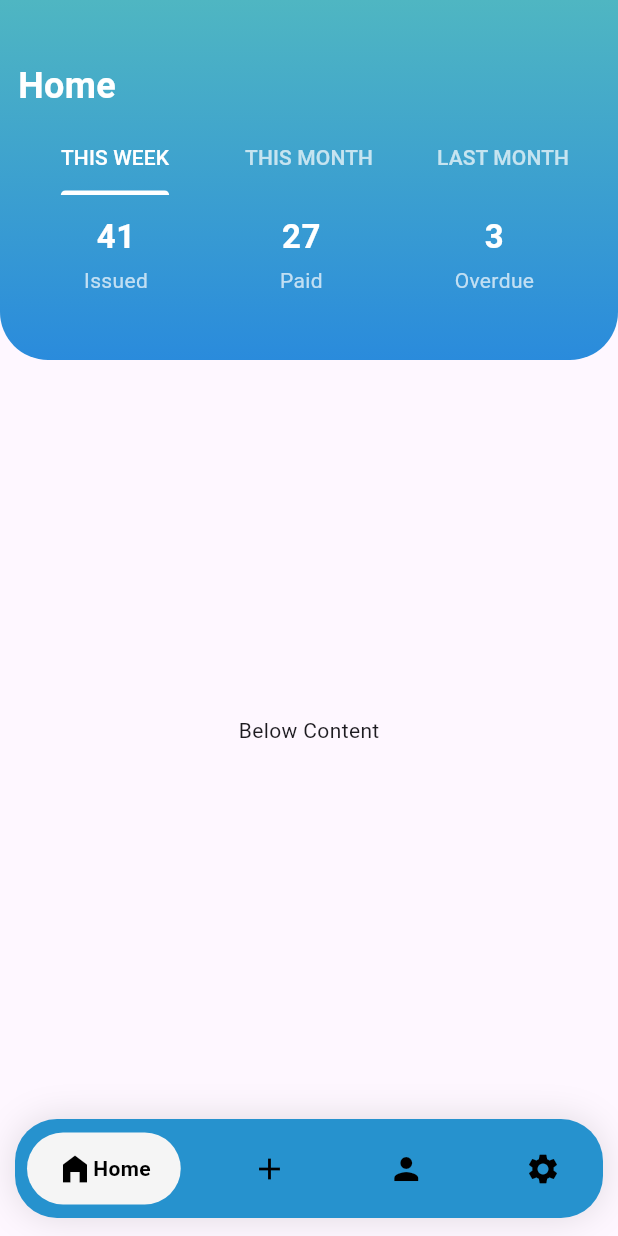
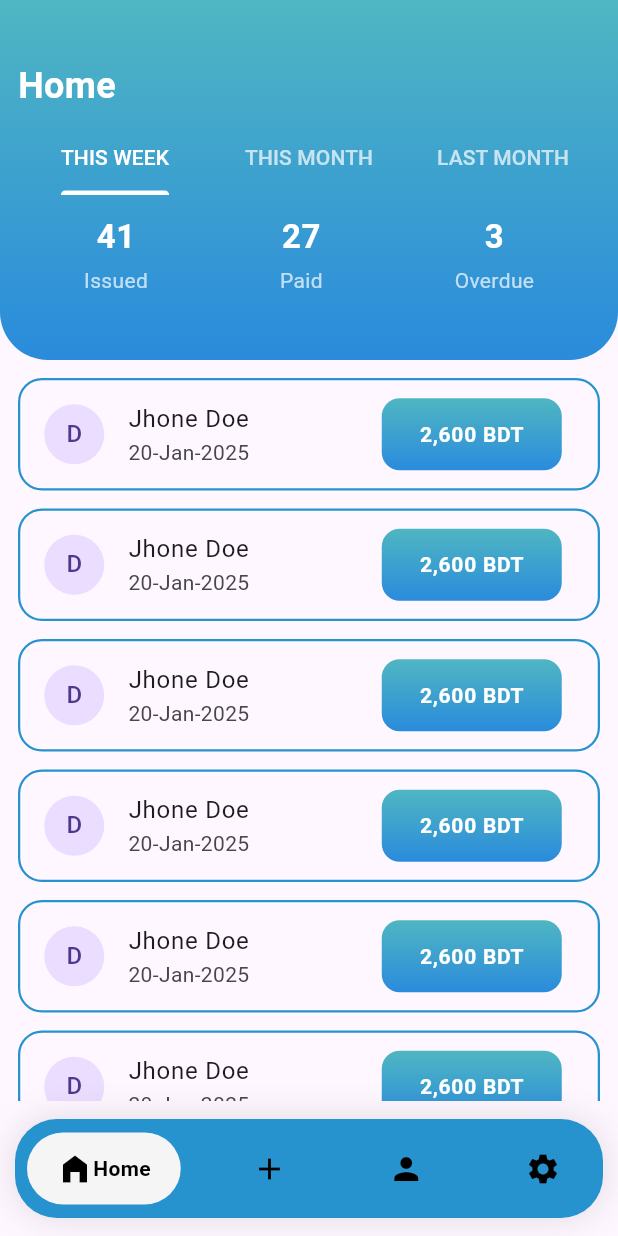
Before and after one commit to DinOfficial/ReceiptBook, a Flutter app: the screen it shows after launch, on a phone screen of 412 x 824 dp. Run offline on Flutter 3.47's test engine with Material 3 defaults, Android fonts, the phone set to English and light mode, and no system bars; drawn by our look-alikes of flutter_slidable, google_nav_bar; our stand-ins replace firebase_core, flutter_animate, google_fonts, hugeicons; accounts and stored records are empty.

Commit message:
homepage completed ui

```diff
--- a/lib/screens/home_screen.dart
+++ b/lib/screens/home_screen.dart
@@ -1,5 +1,8 @@
 import 'package:flutter/material.dart';
+import 'package:flutter_slidable/flutter_slidable.dart';
+import 'package:hugeicons/hugeicons.dart';
 import '../widgets/header_home.dart';
+import '../widgets/transection_list_tile.dart';
 
 class HomeScreen extends StatelessWidget {
   const HomeScreen({super.key, required this.title});
@@ -14,7 +17,14 @@ class HomeScreen extends StatelessWidget {
         body: Column(
           children: [
             HeaderHome(title: title),
-            Expanded(child: Center(child: Text("Below Content"))),
+            Expanded(
+              child: ListView.separated(
+                separatorBuilder: (context, index) => const SizedBox(height: 12),
+                padding: EdgeInsets.symmetric(horizontal: 12, vertical: 12),
+                itemCount: 20,
+                itemBuilder: (context, index) => TransectionListTile(),
+              ),
+            ),
           ],
         ),
       ),
--- /dev/null
+++ b/lib/widgets/transection_list_tile.dart
@@ -0,0 +1,84 @@
+import 'package:flutter/material.dart';
+import 'package:flutter_slidable/flutter_slidable.dart';
+
+class TransectionListTile extends StatelessWidget {
+  const TransectionListTile({
+    super.key,
+  });
+
+  @override
+  Widget build(BuildContext context) {
+    return Slidable(
+      groupTag: 'my-list',
+      startActionPane: ActionPane(
+        motion: DrawerMotion(),
+        dragDismissible: true,
+        children: [
+          SlidableAction(
+            onPressed: (BuildContext context) {},
+            backgroundColor: Colors.red,
+            foregroundColor: Colors.white,
+            icon: Icons.delete_outline_rounded,
+            label: 'Delete',
+          ),SlidableAction(
+            onPressed: (BuildContext context) {},
+            backgroundColor: Colors.blue,
+            foregroundColor: Colors.white,
+            icon: Icons.edit_location_alt_outlined,
+            label: 'Edit',
+          ),
+        ],
+      ),
+      endActionPane: ActionPane(
+        motion: DrawerMotion(),
+        dragDismissible: true,
+        children: [
+          SlidableAction(
+            onPressed: (BuildContext context) {},
+            backgroundColor: Colors.red,
+            foregroundColor: Colors.white,
+            icon: Icons.delete_outline_rounded,
+            label: 'Delete',
+          ),SlidableAction(
+            onPressed: (BuildContext context) {},
+            backgroundColor: Colors.blue,
+            foregroundColor: Colors.white,
+            icon: Icons.edit_location_alt_outlined,
+            label: 'Edit',
+          ),
+        ],
+      ),
+      child: ListTile(
+        shape: RoundedRectangleBorder(
+          borderRadius: BorderRadius.circular(16),
+          side: BorderSide(color: Color(0xff2692ce), width: 1.5),
+        ),
+        leading: CircleAvatar(child: Text('D')),
+        title: Text('Jhone Doe'),
+        subtitle: Text('20-Jan-2025'),
+        trailing: Container(
+          height: 48,
+          width: 120,
+          decoration: BoxDecoration(
+            gradient: LinearGradient(
+              colors: [Color(0xff4fb6c2), Color(0xff2a8bdc)],
+              begin: Alignment.topCenter,
+              end: Alignment.bottomCenter,
+            ),
+            borderRadius: BorderRadius.circular(12),
+          ),
+          child: Center(
+            child: Text(
+              '2,600 BDT',
+              style: TextStyle(
+                color: Colors.white,
+                fontSize: 14,
+                fontWeight: FontWeight.bold,
+              ),
+            ),
+          ),
+        ),
+      ),
+    );
+  }
+}
--- a/pubspec.yaml
+++ b/pubspec.yaml
@@ -25,6 +25,7 @@ dependencies:
   provider: ^6.1.5+1
   flutter_animate: ^4.5.2
   google_fonts: ^6.3.3
+  flutter_slidable: ^4.0.3
 
 dev_dependencies:
   flutter_test:
```
Also changed, not shown: pubspec.lock.
